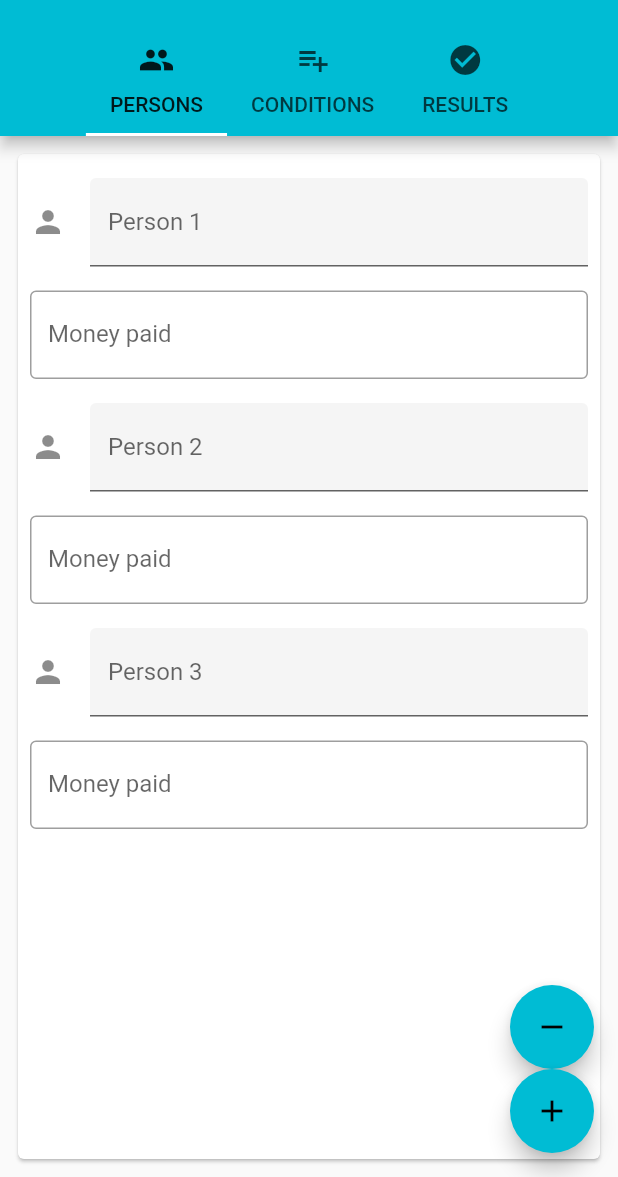
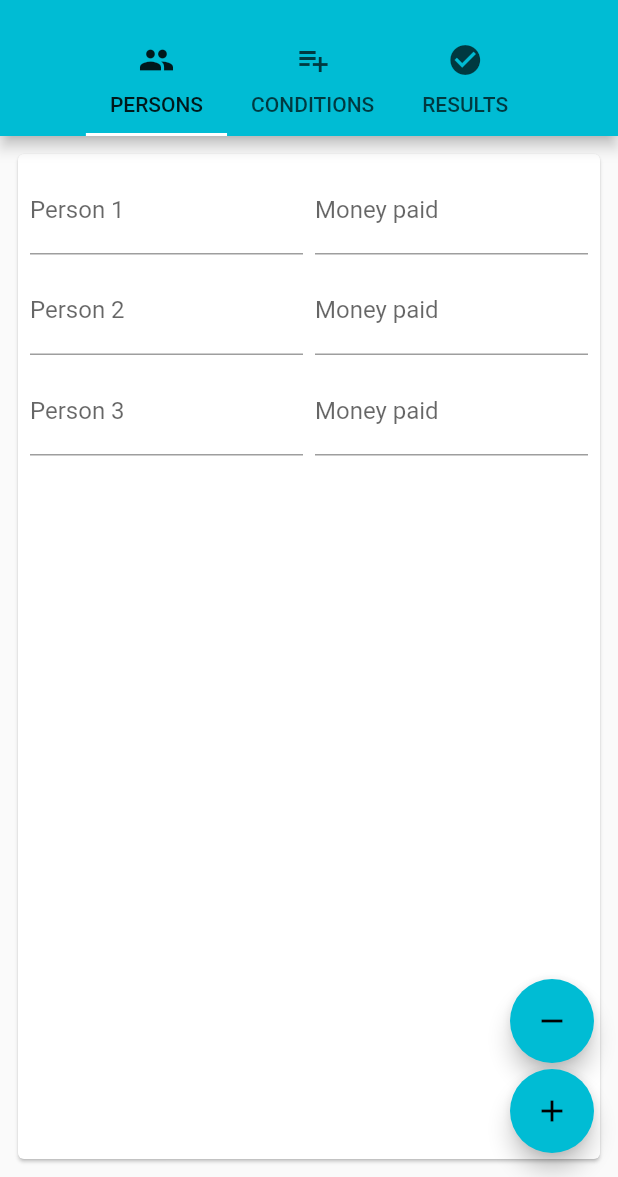
Before and after one commit to dixr/derfalgorithmus, a Flutter app: the screen it shows after launch, after a tap on the "remove" icon, on a phone screen of 412 x 824 dp, the part 59-1236 px from its top. Run offline on Flutter 3.47's test engine with Material 2 defaults, Android fonts, the phone set to English and light mode, and no system bars.

Commit message:
Improve persons grid and results data table

```diff
--- a/lib/main.dart
+++ b/lib/main.dart
@@ -27,8 +27,6 @@ class PersonData {
 }
 
 class ScrollableTabs extends StatefulWidget {
-  static const String routeName = '/material/scrollable-tabs';
-
   @override
   ScrollableTabsState createState() => ScrollableTabsState();
 }
@@ -43,6 +41,8 @@ class ScrollableTabsState extends State<ScrollableTabs>
     PersonData('Person 3', 0),
     PersonData('Person 4', 0),
   ];
+
+  List<PersonData> _resultsData = [];
 
   void _add() {
     setState(() {
@@ -71,34 +71,49 @@ class ScrollableTabsState extends State<ScrollableTabs>
     });
   }
 
+  void _computeResults() {
+    double sum =
+        _personData.fold(0.0, (sum, p) => sum + p.paid) / _personData.length;
+    _resultsData = _personData
+        .map((p) => PersonData(p.name, sum - p.paid))
+        .toList(); // TODO: change to text with instruction
+  }
+
   List<Widget> _createTabForms(int pageidx) {
     final widgets = <Widget>[];
     if (pageidx == 0) {
       for (int idx = 0; idx < _personData.length; idx++) {
-        widgets.add(const SizedBox(height: 16.0));
-        widgets.add(TextFormField(
+        widgets.add(Padding(
+          padding: EdgeInsets.only(bottom: 8),
+          child: Row(
+            children: [
+              Expanded(
+                child: TextFormField(
                     textCapitalization: TextCapitalization.words,
                     decoration: InputDecoration(
                       border: UnderlineInputBorder(),
-            filled: true,
-            icon: Icon(Icons.person),
-            hintText: 'What do people call you?',
+                      hintText: 'Name',
                       labelText: 'Person ' + (idx + 1).toString(),
                     ),
-          onSaved: (String value) {
-            _personData[idx].name = value;
-          },
-        ));
-        widgets.add(const SizedBox(height: 16.0));
-        widgets.add(TextFormField(
+                    onSaved: (value) => _personData[idx].name = value),
+              ),
+              SizedBox(width: 8.0),
+              Expanded(
+                child: TextFormField(
                   keyboardType: TextInputType.number,
-          decoration: const InputDecoration(
-              border: OutlineInputBorder(),
+                  decoration: InputDecoration(
+                      border: UnderlineInputBorder(),
                       labelText: 'Money paid',
                       prefixText: '\€',
                       suffixText: 'Euro',
                       suffixStyle: TextStyle(color: Colors.green)),
+                  onSaved: (value) =>
+                      _personData[idx].paid = num.tryParse(value),
                   maxLines: 1,
+                ),
+              ),
+            ],
+          ),
         ));
       }
     } else if (pageidx == 1) {
@@ -111,12 +126,30 @@ class ScrollableTabsState extends State<ScrollableTabs>
         ),
       );
     } else {
+      _computeResults();
       widgets.add(
-        Center(
-          child: Icon(
-            _allPages[pageidx].icon,
-            size: 128.0,
+        DataTable(
+          columns: [
+            DataColumn(
+              label: Text('Person'),
             ),
+            DataColumn(
+              label: Text('Action'),
+              tooltip:
+                  'The total amount of money this person has to put in the pot.',
+              numeric: true,
+            ),
+          ],
+          rows: _resultsData
+              .map(
+                (p) => DataRow(
+                      cells: [
+                        DataCell(Text(p.name)),
+                        DataCell(Text(p.paid.toString())),
+                      ],
+                    ),
+              )
+              .toList(),
         ),
       );
     }
@@ -139,7 +172,7 @@ class ScrollableTabsState extends State<ScrollableTabs>
   Widget build(BuildContext context) {
     return Scaffold(
       appBar: AppBar(
-        title: const Text('DerFAlgorithmus'),
+        title: Text('DerFAlgorithmus'),
         bottom: TabBar(
           controller: _controller,
           isScrollable: true,
@@ -159,14 +192,11 @@ class ScrollableTabsState extends State<ScrollableTabs>
               bottom: false,
               child: Container(
                 key: ObjectKey(_allPages[pageidx].icon),
-                padding: const EdgeInsets.all(8.0),
+                padding: EdgeInsets.all(8.0),
                 child: Card(
-                  child: SingleChildScrollView(
-                    padding:
-                        const EdgeInsets.only(left: 8, right: 8, bottom: 8),
-                    child: Column(
-                        crossAxisAlignment: CrossAxisAlignment.stretch,
-                        children: _createTabForms(pageidx)),
+                  child: ListView(
+                    padding: EdgeInsets.all(8),
+                    children: _createTabForms(pageidx),
                   ),
                 ),
               ),
@@ -183,6 +213,7 @@ class ScrollableTabsState extends State<ScrollableTabs>
             tooltip: 'Remove',
             child: Icon(Icons.remove),
           ),
+          SizedBox(height: 4),
           FloatingActionButton(
             onPressed: _add,
             tooltip: 'Add',
```
Also changed, not shown: 2 other files. Lines whose indentation alone changed are shown as unchanged.
